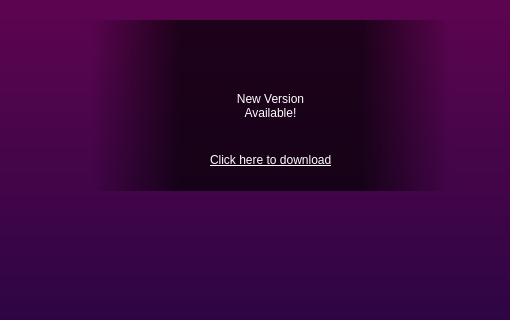
First picture: the form in New_Assets/untitled.ui, repository CodeALPHA007/Shunya, before the edit; both pictures show x 0 to 510 and y 140 to 460 of the 1412 by 716 pixel window.
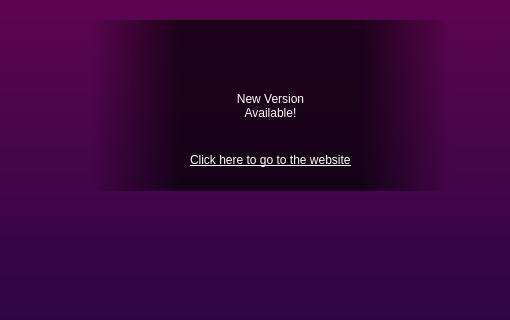
Second picture: the form after the edit.

Diff of the .ui file:
```diff
--- a/New_Assets/untitled.ui
+++ b/New_Assets/untitled.ui
@@ -376,9 +376,9 @@
    <widget class="QLabel" name="version_label">
     <property name="geometry">
      <rect>
-      <x>210</x>
+      <x>190</x>
       <y>290</y>
-      <width>121</width>
+      <width>161</width>
       <height>20</height>
      </rect>
     </property>
@@ -389,7 +389,7 @@
 border: none;</string>
     </property>
     <property name="text">
-     <string>&lt;html&gt;&lt;head/&gt;&lt;body&gt;&lt;p&gt;&lt;a href=&quot;https://stellarium.org/&quot;&gt;&lt;span style=&quot; color:#ffffff;&quot;&gt;Click here to download...&lt;/span&gt;&lt;/a&gt;&lt;/p&gt;&lt;/body&gt;&lt;/html&gt;</string>
+     <string>&lt;html&gt;&lt;head/&gt;&lt;body&gt;&lt;p&gt;&lt;a href=&quot;https://shunyathespaceapp.onrender.com&quot;&gt;&lt;span style=&quot; text-decoration: underline; color:#ffffff;&quot;&gt;Click here to go to the website...&lt;/span&gt;&lt;/a&gt;&lt;/p&gt;&lt;/body&gt;&lt;/html&gt;</string>
     </property>
     <property name="openExternalLinks">
      <bool>true</bool>
```
